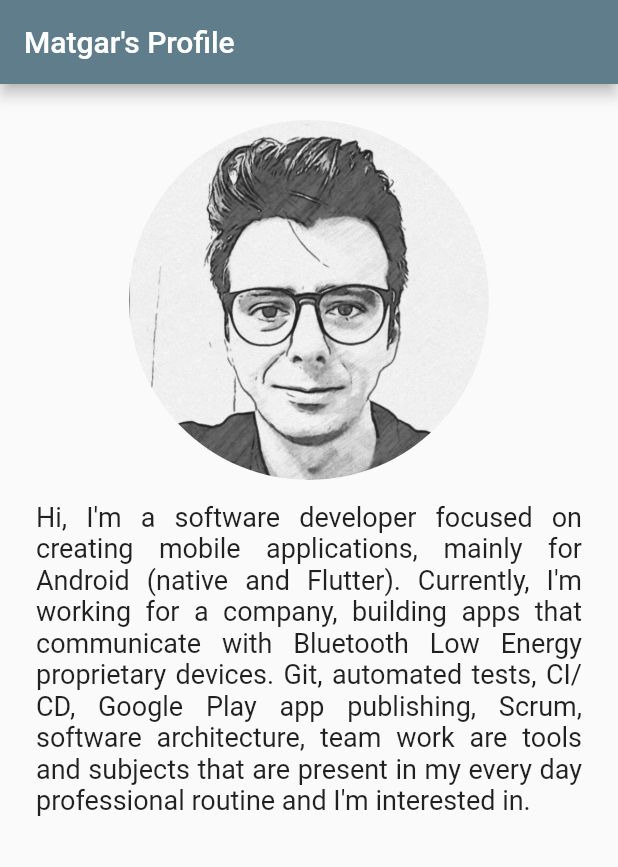
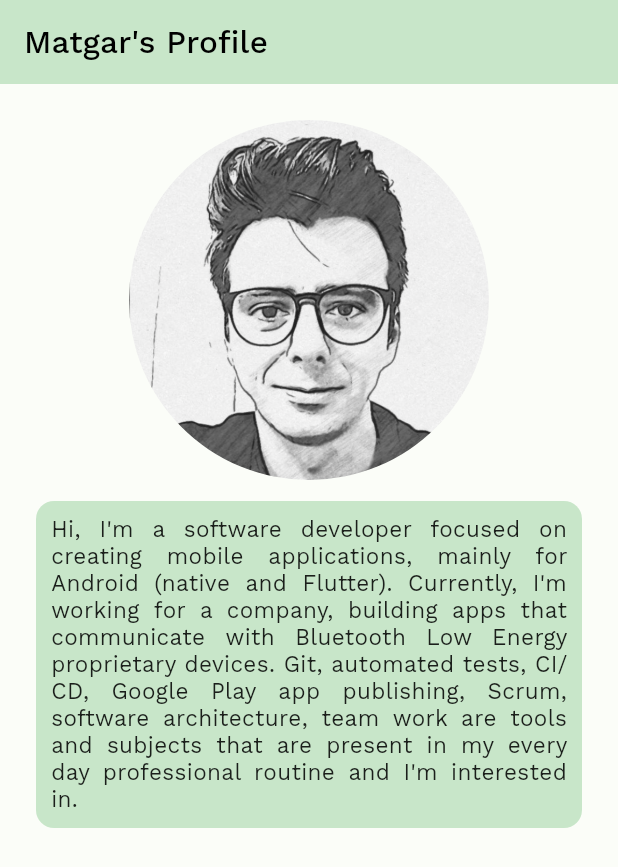
Before and after one commit to matgar/profile_web, a Flutter app: the screen it shows after launch, on a phone screen of 412 x 824 dp. Shown: the top 867 px of the screen. Run offline on Flutter 3.47's test engine with Material 2 defaults, Android fonts, the phone set to English and light mode, and no system bars; our stand-ins replace google_fonts.

Commit message:
App theme
Adding light and dark themes. Font styles are defined
by Google Fonts package.

```diff
--- /dev/null
+++ b/lib/core/app_colors.dart
@@ -0,0 +1,63 @@
+import 'package:flutter/material.dart';
+
+class AppColors {
+  const AppColors._();
+
+  static const primaryColor = Color(0xffc8e6c9);
+  static const primaryLightColor = Color(0xfffbfffc);
+  static const primaryDarkColor = Color(0xff97b498);
+  static const secondaryColor = Color(0xff212121);
+  static const secondaryLightColor = Color(0xff484848);
+  static const secondaryDarkColor = Color(0xff000000);
+  static const onPrimaryColor = Color(0xff000000);
+  static const onSecondaryColor = Color(0xffffffff);
+  static const errorColor = Color(0xffb3261e);
+  static const onErrorColor = Color(0xffFFFFFF);
+  static const backgroundColor = Color(0xfffbfdf8);
+  static const onBackgroundColor = Color(0xff191c1a);
+  static const surfaceColor = Color(0xfffbfdf8);
+  static const onSurfaceColor = Color(0xff191c1a);
+
+  static const darkThemePrimaryColor = Color(0xff424242);
+  static const darkThemePrimaryLightColor = Color(0xff6d6d6d);
+  static const darkThemePrimaryDarkColor = Color(0xff1b1b1b);
+  static const darkThemeSecondaryColor = Color(0xff69f0ae);
+  static const darkThemeSecondaryLightColor = Color(0xff9fffe0);
+  static const darkThemeSecondaryDarkColor = Color(0xff2bbd7e);
+  static const darkThemeOnPrimaryColor = Color(0xffffffff);
+  static const darkThemeOnSecondaryColor = Color(0xff000000);
+  static const darkThemeErrorColor = Color(0xfff2b8b5);
+  static const darkThemeOnErrorColor = Color(0xff601410);
+  static const darkThemeBackgroundColor = Color(0xff191c1a);
+  static const darkThemeOnBackgroundColor = Color(0xffe1e3de);
+  static const darkThemeSurfaceColor = Color(0xff191c1a);
+  static const darkThemeOnSurfaceColor = Color(0xffe1e3de);
+
+  static const lightColorScheme = ColorScheme(
+    brightness: Brightness.light,
+    primary: primaryColor,
+    onPrimary: onPrimaryColor,
+    secondary: secondaryColor,
+    onSecondary: onSecondaryColor,
+    error: errorColor,
+    onError: onErrorColor,
+    background: backgroundColor,
+    onBackground: onBackgroundColor,
+    surface: surfaceColor,
+    onSurface: onSurfaceColor,
+  );
+
+  static const darkColorScheme = ColorScheme(
+    brightness: Brightness.dark,
+    primary: darkThemePrimaryColor,
+    onPrimary: darkThemeOnPrimaryColor,
+    secondary: darkThemeSecondaryColor,
+    onSecondary: darkThemeOnSecondaryColor,
+    error: darkThemeErrorColor,
+    onError: darkThemeOnErrorColor,
+    background: darkThemeBackgroundColor,
+    onBackground: darkThemeOnBackgroundColor,
+    surface: darkThemeSurfaceColor,
+    onSurface: darkThemeOnSurfaceColor,
+  );
+}
--- a/lib/strings.dart
+++ b/lib/core/strings.dart
@@ -1,5 +1,7 @@
 class Strings {
   const Strings._();
 
+  static const String appTitle = 'Matgar';
+  static const String homeTitle = 'Matgar\'s Profile';
   static const String profileDescription = 'Hi, I\'m a software developer focused on creating mobile applications, mainly for Android (native and Flutter). Currently, I\'m working for a company, building apps that communicate with Bluetooth Low Energy proprietary devices. Git, automated tests, CI/CD, Google Play app publishing, Scrum, software architecture, team work are tools and subjects that are present in my every day professional routine and I\'m interested in.';
 }
--- /dev/null
+++ b/lib/core/styles.dart
@@ -0,0 +1,46 @@
+import 'package:flutter/material.dart';
+import 'package:google_fonts/google_fonts.dart';
+import 'package:profile_web/core/app_colors.dart';
+
+class Styles {
+  const Styles._();
+
+  static const _light = FontWeight.w300;
+  static const _normal = FontWeight.w400;
+  static const _medium = FontWeight.w500;
+
+  static final _textTheme = TextTheme(
+    headline1: GoogleFonts.workSans(fontWeight: _light, fontSize: 102, letterSpacing: -1.5),
+    headline2: GoogleFonts.workSans(fontWeight: _light, fontSize: 64, letterSpacing: -0.5),
+    headline3: GoogleFonts.workSans(fontWeight: _normal, fontSize: 51, letterSpacing: 0),
+    headline4: GoogleFonts.workSans(fontWeight: _normal, fontSize: 36, letterSpacing: 0.25),
+    headline5: GoogleFonts.workSans(fontWeight: _normal, fontSize: 25, letterSpacing: 0),
+    headline6: GoogleFonts.workSans(fontWeight: _medium, fontSize: 21, letterSpacing: 0.15),
+    subtitle1: GoogleFonts.workSans(fontWeight: _normal, fontSize: 17, letterSpacing: 0.15),
+    subtitle2: GoogleFonts.workSans(fontWeight: _medium, fontSize: 15, letterSpacing: 0.1),
+    bodyText1: GoogleFonts.workSans(fontWeight: _medium, fontSize: 17, letterSpacing: 0.5),
+    bodyText2: GoogleFonts.workSans(fontWeight: _normal, fontSize: 15, letterSpacing: 0.25),
+    button: GoogleFonts.workSans(fontWeight: _medium, fontSize: 15, letterSpacing: 1.25),
+    caption: GoogleFonts.workSans(fontWeight: _normal, fontSize: 13, letterSpacing: 0.4),
+    overline: GoogleFonts.workSans(fontWeight: _normal, fontSize: 11, letterSpacing: 1.5),
+
+  );
+
+  static ThemeData _themeData({required ColorScheme scheme}) => ThemeData(
+        colorScheme: scheme,
+        textTheme: _textTheme,
+        appBarTheme: AppBarTheme(
+          elevation: 0,
+          backgroundColor: scheme.primary,
+        ),
+        scaffoldBackgroundColor: scheme.background,
+      );
+
+  static final lightTheme = _themeData(
+    scheme: AppColors.lightColorScheme,
+  );
+
+  static final darkTheme = _themeData(
+    scheme: AppColors.darkColorScheme,
+  );
+}
--- a/lib/main.dart
+++ b/lib/main.dart
@@ -1,6 +1,7 @@
 import 'package:flutter/material.dart';
-import 'package:profile_web/strings.dart';
-import 'package:profile_web/styles.dart';
+import 'package:profile_web/core/strings.dart';
+import 'package:profile_web/core/styles.dart';
+import 'package:profile_web/widgets/panel.dart';
 
 void main() {
   runApp(const MyApp());
@@ -13,11 +14,11 @@ class MyApp extends StatelessWidget {
   @override
   Widget build(BuildContext context) {
     return MaterialApp(
-      title: 'Matgar',
-      theme: ThemeData(
-        primarySwatch: Colors.blueGrey,
-      ),
-      home: const HomePage(title: 'Matgar\'s Profile'),
+      title: Strings.appTitle,
+      themeMode: ThemeMode.light,
+      theme: Styles.lightTheme,
+      darkTheme: Styles.darkTheme,
+      home: const HomePage(title: Strings.homeTitle),
     );
   }
 }
@@ -49,10 +50,12 @@ class HomePage extends StatelessWidget {
                 ),
               ),
               const SizedBox(height: 14),
-              const Text(
-                Strings.profileDescription,
-                style: Styles.descriptionText,
-                textAlign: TextAlign.justify,
+              Panel(
+                child: Text(
+                  Strings.profileDescription,
+                  textAlign: TextAlign.justify,
+                  style: Theme.of(context).textTheme.bodyMedium,
+                ),
               ),
             ],
           ),
@@ -61,6 +64,8 @@ class HomePage extends StatelessWidget {
     );
   }
 }
+
+
 
 // class MyHomePage extends StatefulWidget {
 //   const MyHomePage({Key? key, required this.title}) : super(key: key);
--- a/lib/styles.dart
+++ /dev/null
@@ -1,7 +0,0 @@
-import 'package:flutter/widgets.dart';
-
-class Styles {
-  const Styles._();
-
-  static const descriptionText = TextStyle(fontSize: 18);
-}
--- /dev/null
+++ b/lib/widgets/panel.dart
@@ -0,0 +1,22 @@
+import 'package:flutter/material.dart';
+
+class Panel extends StatelessWidget {
+  final Widget child;
+
+  const Panel({
+    Key? key,
+    required this.child,
+  }) : super(key: key);
+
+  @override
+  Widget build(BuildContext context) {
+    return Container(
+      decoration: BoxDecoration(
+        color: Theme.of(context).colorScheme.primary,
+        borderRadius: BorderRadius.circular(12),
+      ),
+      padding: const EdgeInsets.all(10.0),
+      child: child,
+    );
+  }
+}
--- a/pubspec.yaml
+++ b/pubspec.yaml
@@ -34,6 +34,9 @@ dependencies:
   # The following adds the Cupertino Icons font to your application.
   # Use with the CupertinoIcons class for iOS style icons.
   cupertino_icons: ^1.0.2
+
+  # The following adds any font listed in Google Fonts to your aplication.
+  google_fonts: ^2.3.2
 
 dev_dependencies:
   flutter_test:
```
Also changed, not shown: pubspec.lock.
